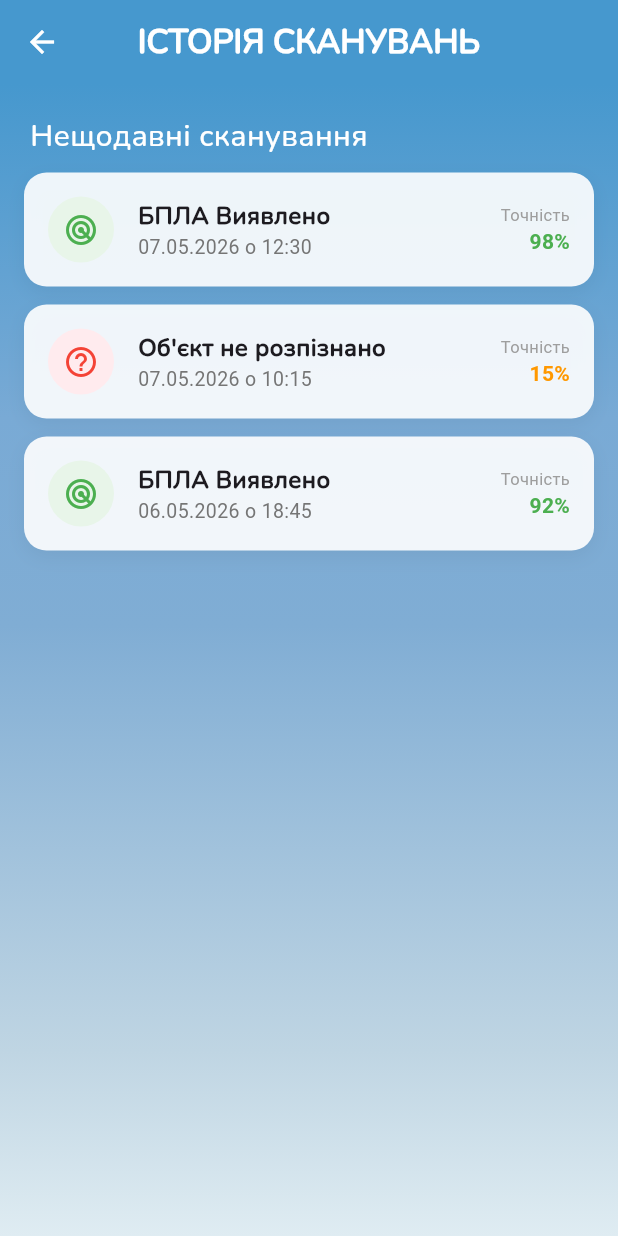
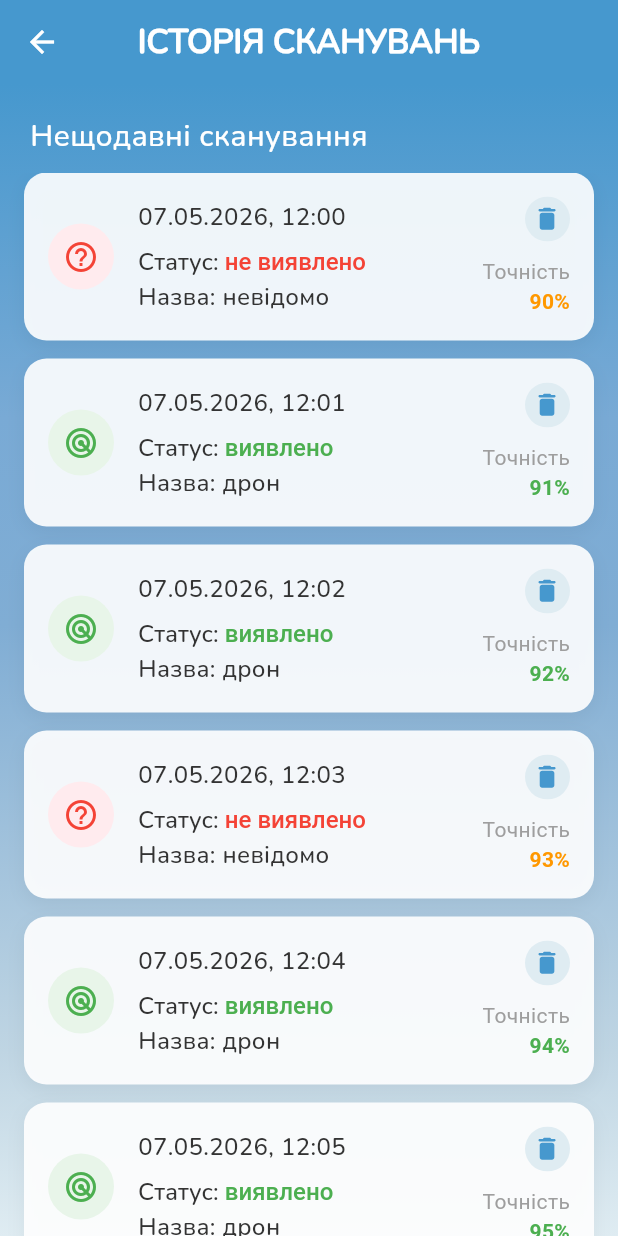
Before and after one commit to dimaSab4yk/SKANDRON, a Flutter app: the HistoryPage screen opened directly, on a phone screen of 412 x 824 dp. Run offline on Flutter 3.47's test engine with Material 3 defaults, Android fonts, the phone set to English and light mode, and no system bars; our stand-ins replace flutter_svg, image_picker; project files that could hold a hidden picture were left out.

Commit message:
Дороблюємо карту з інформацією для історії. Додається час, статус, назва, додається кнопка видалити. На сторінці показує 15 карток, при натисканні на кнопку Завантажити ще, збільшується кількість карток. Усе це поки без БД і серверу

```diff
--- a/SKANDRON/lib/main.dart
+++ b/SKANDRON/lib/main.dart
@@ -128,7 +128,7 @@ class _MainScreenState extends State<MainScreen> {
                               label: 'ГАЛЕРЕЯ',
                               onTap: () async {
                                 try {
-                                  final response = await http.post(Uri.parse('http://192.168.1.5:5000/click/GalleryBotton'));
+                                  final response = await http.post(Uri.parse('http://192.168.1.2:5000/click/GalleryBotton'));
                                   if (response.statusCode == 200) {
                                     Navigator.pop(context);
                                     pickImage();
@@ -143,7 +143,7 @@ class _MainScreenState extends State<MainScreen> {
                               label: 'КАМЕРА',
                               onTap: () async {
                                 try {
-                                  final response = await http.post(Uri.parse('http://192.168.1.5:5000/click/CameraButton'));
+                                  final response = await http.post(Uri.parse('http://192.168.1.2:5000/click/CameraButton'));
                                   if (response.statusCode == 200) {
                                     Navigator.pop(context);
                                     takePhoto();
@@ -422,7 +422,7 @@ class _MainScreenState extends State<MainScreen> {
               onTap: () async {
                 print("Запитую сервер про відкриття діалогу...");
                 try {
-                  final url = Uri.parse('http://192.168.1.5:5000/click/scan_init');
+                  final url = Uri.parse('http://192.168.1.2:5000/click/scan_init');
                   final response = await http.post(url);
 
                   if (response.statusCode == 200) {
@@ -446,7 +446,7 @@ class _MainScreenState extends State<MainScreen> {
               left: 20,
               onTap: () async {
                 try {
-                  final response = await http.get(Uri.parse('http://192.168.1.5:5000/get_last_scan'))
+                  final response = await http.get(Uri.parse('http://192.168.1.2:5000/get_last_scan'))
                       .timeout(const Duration(seconds: 5));
 
                   if (response.statusCode == 200) {
@@ -480,7 +480,7 @@ class _MainScreenState extends State<MainScreen> {
               right: 20,
               onTap: () async {
                 try {
-                  final url = Uri.parse('http://192.168.1.5:5000/click/history');
+                  final url = Uri.parse('http://192.168.1.2:5000/click/history');
                   final response = await http.post(url);
 
                   if (response.statusCode == 200) {
@@ -541,16 +541,36 @@ class _MainScreenState extends State<MainScreen> {
   }
 }
 
-class HistoryPage extends StatelessWidget {
+class HistoryPage extends StatefulWidget {
   const HistoryPage({super.key});
 
   @override
+  State<HistoryPage> createState() => _HistoryPageState();
+}
+
+class _HistoryPageState extends State<HistoryPage> {
+  final List<Map<String, String>> _allHistory = List.generate(
+    40,
+    (i) => {
+      'time': '12:${i.toString().padLeft(2, '0')}',
+      'date': '07.05.2026',
+      'label': i % 3 == 0 ? 'Unknown' : 'Drone',
+      'accuracy': '${90 + (i % 10)}%'
+    },
+  );
+
+  int _currentLimit = 15;
+
+  void _loadMore() {
+    setState(() {
+      _currentLimit += 15;
+    });
+  }
+
+  @override
   Widget build(BuildContext context) {
-    final List<Map<String, String>> scanHistory = [
-      {'time': '12:30', 'date': '07.05.2026', 'label': 'Drone', 'accuracy': '98%'},
-      {'time': '10:15', 'date': '07.05.2026', 'label': 'Unknown', 'accuracy': '15%'},
-      {'time': '18:45', 'date': '06.05.2026', 'label': 'Drone', 'accuracy': '92%'},
-    ];
+    final displayedHistory = _allHistory.take(_currentLimit).toList();
+    final bool hasMore = _currentLimit < _allHistory.length;
 
     return Scaffold(
       appBar: AppBar(
@@ -598,9 +618,31 @@ class HistoryPage extends StatelessWidget {
             Expanded(
               child: ListView.builder(
                 padding: const EdgeInsets.symmetric(horizontal: 16),
-                itemCount: scanHistory.length,
+                itemCount: hasMore ? displayedHistory.length + 1 : displayedHistory.length,
                 itemBuilder: (context, index) {
-                  final item = scanHistory[index];
+                  if (hasMore && index == displayedHistory.length) {
+                    return Padding(
+                      padding: const EdgeInsets.symmetric(vertical: 30),
+                      child: Center(
+                        child: ElevatedButton(
+                          onPressed: _loadMore,
+                          style: ElevatedButton.styleFrom(
+                            backgroundColor: const Color(0xFF519CD0),
+                            foregroundColor: Colors.white,
+                            fixedSize: const Size(280, 60),
+                            shape: RoundedRectangleBorder(borderRadius: BorderRadius.circular(50)),
+                            elevation: 2,
+                          ),
+                          child: const Text(
+                            "ЗАВАНТАЖИТИ ЩЕ...",
+                            style: TextStyle(fontFamily: 'Nunito', fontWeight: FontWeight.bold, fontSize: 16),
+                          ),
+                        ),
+                      ),
+                    );
+                  }
+
+                  final item = displayedHistory[index];
                   return HistoryCard(
                     label: item['label']!,
                     time: item['time']!,
@@ -663,37 +705,90 @@ class HistoryCard extends StatelessWidget {
             ),
           ),
           const SizedBox(width: 16),
+
           Expanded(
             child: Column(
               crossAxisAlignment: CrossAxisAlignment.start,
               children: [
                 Text(
-                  isDrone ? "БПЛА Виявлено" : "Об'єкт не розпізнано",
+                  "$date, $time",
                   style: const TextStyle(
                     fontFamily: 'Nunito',
-                    fontWeight: FontWeight.bold,
                     fontSize: 16,
+                    color: Color(0xFF333333),
+                    fontWeight: FontWeight.w400,
                   ),
                 ),
-                Text(
-                  "$date о $time",
-                  style: TextStyle(color: Colors.grey.shade600, fontSize: 13),
+                const SizedBox(height: 8),
+
+                RichText(
+                  text: TextSpan(
+                    style: const TextStyle(
+                      fontFamily: 'Nunito',
+                      fontSize: 16,
+                      color: Color(0xFF333333),
+                    ),
+                    children: [
+                      const TextSpan(text: 'Статус: '),
+                      TextSpan(
+                        text: isDrone ? 'виявлено' : 'не виявлено',
+                        style: TextStyle(
+                          color: isDrone ? Colors.green : Colors.red,
+                          fontWeight: FontWeight.w500,
+                        ),
                       ),
                     ],
                   ),
                 ),
+
+                Text(
+                  "Назва: ${isDrone ? 'дрон' : 'невідомо'}",
+                  style: const TextStyle(
+                    fontFamily: 'Nunito',
+                    fontSize: 16,
+                    color: Color(0xFF333333),
+                  ),
+                ),
+              ],
+            ),
+          ),
+
+          SizedBox(
+            height: 80,
+            child: Column(
+              mainAxisAlignment: MainAxisAlignment.spaceBetween,
+              crossAxisAlignment: CrossAxisAlignment.end,
+              children: [
+                GestureDetector(
+                  onTap: () {
+                    print("Видалити запис");
+                  },
+                  child: SvgPicture.asset(
+                    'assets/images/ButtonDelete.svg',
+                    width: 30,
+                    height: 30,
+                  ),
+                ),
+
                 Column(
                   crossAxisAlignment: CrossAxisAlignment.end,
                   children: [
-              const Text("Точність", style: TextStyle(fontSize: 11, color: Colors.grey)),
+                    const Text(
+                      "Точність",
+                      style: TextStyle(fontSize: 14, color: Colors.grey)
+                    ),
                     Text(
                       accuracy,
                       style: TextStyle(
+                        fontSize: 14,
                         fontWeight: FontWeight.bold,
                         color: isDrone ? Colors.green : Colors.orange,
                       ),
                     ),
                   ],
+                ),
+              ],
+            ),
           ),
         ],
       ),
@@ -810,7 +905,7 @@ class _PreviewScreenState extends State<PreviewScreen> {
     try {
       var request = http.MultipartRequest(
         'POST',
-        Uri.parse('http://192.168.1.5:5000/upload'),
+        Uri.parse('http://192.168.1.2:5000/upload'),
       );
 
       request.files.add(
--- a/SKANDRON/pubspec.yaml
+++ b/SKANDRON/pubspec.yaml
@@ -32,6 +32,7 @@ flutter:
       - assets/images/LastResult.svg
       - assets/images/GalleryBotton.svg
       - assets/images/CameraButton.svg
+      - assets/images/ButtonDelete.svg
 
   fonts:
     - family: Nunito
```
Also changed, not shown: SKANDRON/assets/images/ButtonDelete.svg (added), 1 other file. Lines whose indentation alone changed are shown as unchanged.
